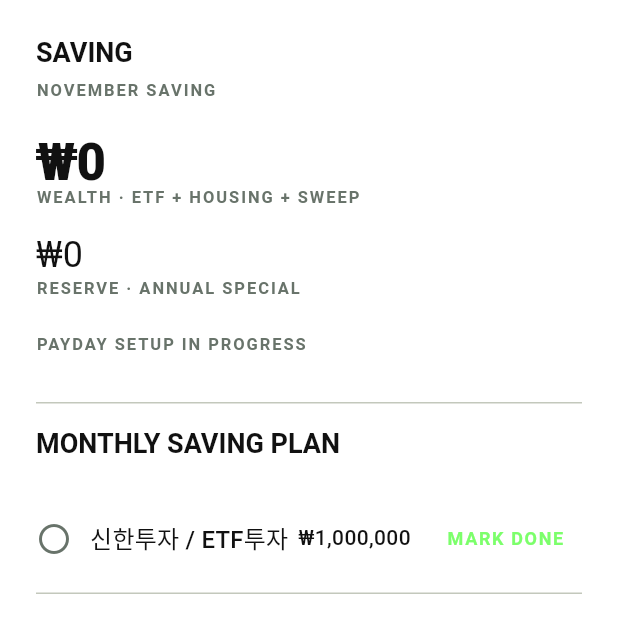
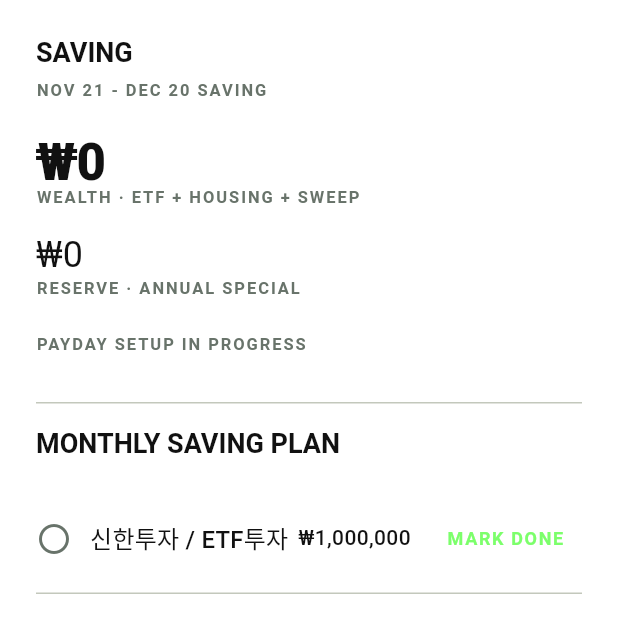
Before and after one commit to kimsy12211221-pixel/MoneyBook, a Flutter app: the SavingScreen screen opened directly, on a phone screen of 412 x 824 dp, the top half of it. Run offline on Flutter 3.47's test engine with Material 3 defaults, Android fonts, the phone set to English and light mode, and no system bars; our stand-ins replace drift, flutter_riverpod; accounts and stored records are empty; generated files the repository leaves out were written again.

Commit message:
feat: reset saving plans on payday cycle

```diff
--- a/lib/core/utils/date_range_utils.dart
+++ b/lib/core/utils/date_range_utils.dart
@@ -33,6 +33,25 @@ class DateRangeUtils {
     return '${value.year}-$month';
   }
 
+  /// Saving plans follow payday: the 21st through the 20th of next month.
+  static DateTime savingCycleStart(DateTime value) {
+    if (value.day >= 21) {
+      return DateTime(value.year, value.month, 21);
+    }
+    return DateTime(value.year, value.month - 1, 21);
+  }
+
+  static String savingCycleKey(DateTime value) {
+    final start = savingCycleStart(value);
+    return 'saving_${start.year}-${start.month.toString().padLeft(2, '0')}-21';
+  }
+
+  static String savingCycleLabel(DateTime value) {
+    final start = savingCycleStart(value);
+    final end = DateTime(start.year, start.month + 1, 20);
+    return '${monthShortLabel(start.month)} 21 - ${monthShortLabel(end.month)} 20';
+  }
+
   static String shortDateLabel(DateTime value) {
     final month = value.month.toString().padLeft(2, '0');
     final day = value.day.toString().padLeft(2, '0');
@@ -40,6 +59,12 @@ class DateRangeUtils {
   }
 
   static String monthDayLabel(DateTime value) {
+    final label = monthShortLabel(value.month);
+    final day = value.day.toString().padLeft(2, '0');
+    return '$label $day';
+  }
+
+  static String monthShortLabel(int month) {
     const months = [
       'JAN',
       'FEB',
@@ -54,8 +79,6 @@ class DateRangeUtils {
       'NOV',
       'DEC',
     ];
-    final label = months[value.month - 1];
-    final day = value.day.toString().padLeft(2, '0');
-    return '$label $day';
+    return months[month - 1];
   }
 }
--- a/lib/features/saving/presentation/saving_budget_screen.dart
+++ b/lib/features/saving/presentation/saving_budget_screen.dart
@@ -3,6 +3,7 @@ import 'package:flutter_riverpod/flutter_riverpod.dart';
 
 import '../../../core/theme/app_spacing.dart';
 import '../../../core/utils/currency_formatter.dart';
+import '../../../core/utils/date_range_utils.dart';
 import '../../../domain/providers/current_date_provider.dart';
 import '../../../domain/providers/saving_provider.dart';
 import '../../../shared/widgets/app_divider.dart';
@@ -31,7 +32,9 @@ class SavingBudgetScreen extends ConsumerWidget {
           SizedBox(height: spacing.lg),
           const SectionHeader('SAVING BUDGET'),
           SizedBox(height: spacing.sm),
-          const MetaLabel('TAP A NAME OR AMOUNT TO EDIT · CURRENT MONTH'),
+          MetaLabel(
+            '${DateRangeUtils.savingCycleLabel(now)} · TAP A NAME OR AMOUNT TO EDIT',
+          ),
           SizedBox(height: spacing.xl),
           _SavingBudgetItem(
             label: 'MONTHLY SALARY',
--- a/lib/features/saving/presentation/saving_screen.dart
+++ b/lib/features/saving/presentation/saving_screen.dart
@@ -5,6 +5,7 @@ import '../../../core/theme/app_spacing.dart';
 import '../../../core/theme/theme_extensions.dart';
 import '../../../core/types/enums.dart';
 import '../../../core/utils/currency_formatter.dart';
+import '../../../core/utils/date_range_utils.dart';
 import '../../../domain/models/transaction.dart';
 import '../../../domain/providers/budget_provider.dart';
 import '../../../domain/providers/category_provider.dart';
@@ -65,7 +66,7 @@ class _SavingScreenState extends ConsumerState<SavingScreen> {
           SizedBox(height: spacing.lg),
           const SectionHeader('SAVING'),
           SizedBox(height: spacing.sm),
-          MetaLabel('${_monthLabel(now)} SAVING'),
+          MetaLabel('${DateRangeUtils.savingCycleLabel(now)} SAVING'),
           SizedBox(height: spacing.lg),
           Text(
             CurrencyFormatter.formatKrw(wealth),
@@ -209,24 +210,6 @@ class _SavingScreenState extends ConsumerState<SavingScreen> {
 
   Future<void> _markDone(SavingPlanStep step, DateTime now) async {
     await ref.read(savingPlanControllerProvider).markStepDone(now, step);
-  }
-
-  String _monthLabel(DateTime date) {
-    const months = [
-      'JANUARY',
-      'FEBRUARY',
-      'MARCH',
-      'APRIL',
-      'MAY',
-      'JUNE',
-      'JULY',
-      'AUGUST',
-      'SEPTEMBER',
-      'OCTOBER',
-      'NOVEMBER',
-      'DECEMBER',
-    ];
-    return months[date.month - 1];
   }
 }
 
```
Also changed, not shown: lib/domain/providers/saving_provider.dart (+15 -15 lines), 2 other files.
